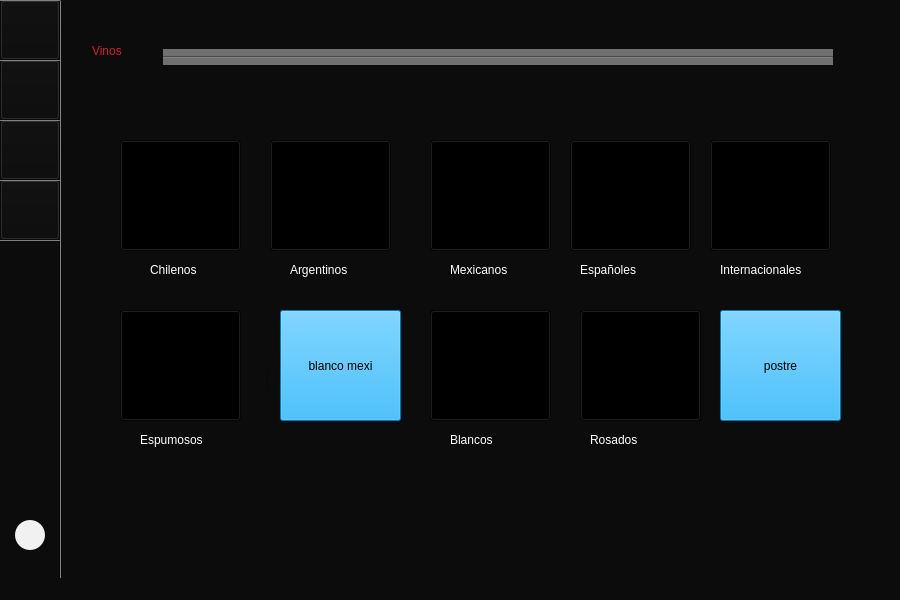
Old version of the form Restaurante/Mesero/principal_mesero.ui in the repository camvaz/restaurante-ihc.
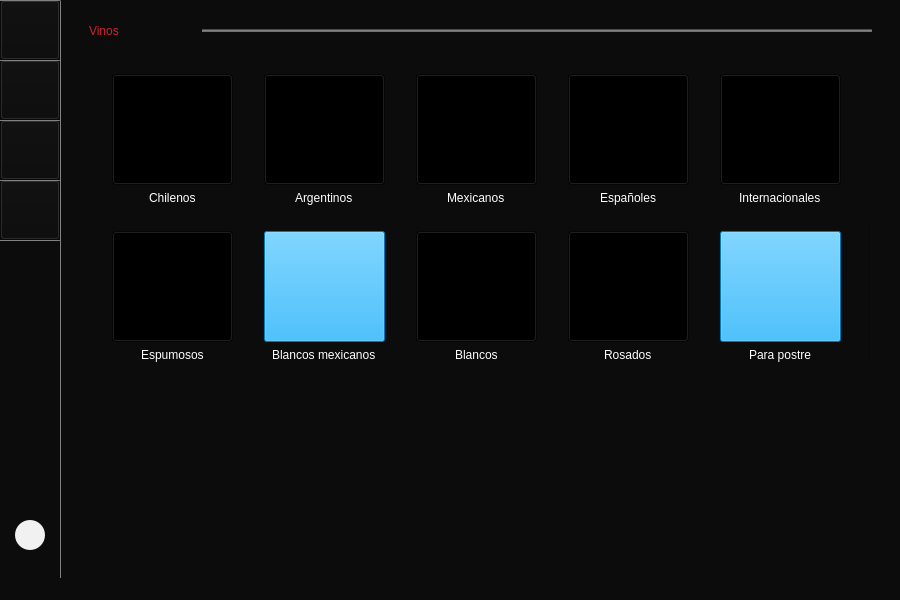
New version of the form. The open tabs and pages were chosen to show the change.

Commit message: Cambios al layout de ventanas nuevas (vinos)

Patch:
```diff
--- a/Restaurante/Mesero/principal_mesero.ui
+++ b/Restaurante/Mesero/principal_mesero.ui
@@ -212,7 +212,7 @@
       <x>80</x>
       <y>0</y>
       <width>801</width>
-      <height>583</height>
+      <height>581</height>
      </rect>
     </property>
     <property name="minimumSize">
@@ -3087,267 +3087,18 @@
      </layout>
     </widget>
     <widget class="QWidget" name="page_13">
+     <layout class="QGridLayout" name="gridLayout_17">
+      <item row="4" column="1">
      <widget class="Line" name="line_27">
-      <property name="geometry">
-       <rect>
-        <x>180</x>
-        <y>372</y>
-        <width>16</width>
-        <height>18</height>
-       </rect>
-      </property>
       <property name="orientation">
        <enum>Qt::Vertical</enum>
       </property>
      </widget>
-     <widget class="QPushButton" name="chilenos">
-      <property name="geometry">
-       <rect>
-        <x>40</x>
-        <y>140</y>
-        <width>121</width>
-        <height>111</height>
-       </rect>
-      </property>
-      <property name="cursor">
-       <cursorShape>OpenHandCursor</cursorShape>
-      </property>
-      <property name="styleSheet">
-       <string notr="true">background-color: transparent;</string>
-      </property>
-      <property name="text">
-       <string> </string>
-      </property>
-      <property name="iconSize">
-       <size>
-        <width>180</width>
-        <height>140</height>
-       </size>
-      </property>
-     </widget>
-     <widget class="QPushButton" name="argentinos">
-      <property name="geometry">
-       <rect>
-        <x>190</x>
-        <y>140</y>
-        <width>121</width>
-        <height>111</height>
-       </rect>
-      </property>
-      <property name="cursor">
-       <cursorShape>OpenHandCursor</cursorShape>
-      </property>
-      <property name="styleSheet">
-       <string notr="true">background-color: transparent;</string>
-      </property>
-      <property name="text">
-       <string> </string>
-      </property>
-      <property name="iconSize">
-       <size>
-        <width>150</width>
-        <height>140</height>
-       </size>
-      </property>
-     </widget>
-     <widget class="QPushButton" name="mexicanos">
-      <property name="geometry">
-       <rect>
-        <x>350</x>
-        <y>140</y>
-        <width>121</width>
-        <height>111</height>
-       </rect>
-      </property>
-      <property name="cursor">
-       <cursorShape>OpenHandCursor</cursorShape>
-      </property>
-      <property name="styleSheet">
-       <string notr="true">background-color: transparent;</string>
-      </property>
-      <property name="text">
-       <string> </string>
-      </property>
-      <property name="iconSize">
-       <size>
-        <width>150</width>
-        <height>140</height>
-       </size>
-      </property>
-     </widget>
-     <widget class="QPushButton" name="blanco_mexi">
-      <property name="geometry">
-       <rect>
-        <x>200</x>
-        <y>310</y>
-        <width>121</width>
-        <height>111</height>
-       </rect>
-      </property>
-      <property name="cursor">
-       <cursorShape>OpenHandCursor</cursorShape>
-      </property>
-      <property name="styleSheet">
-       <string notr="true">background-color: rgb(0, 170, 255);
-</string>
-      </property>
-      <property name="text">
-       <string>blanco mexi</string>
-      </property>
-     </widget>
-     <widget class="QPushButton" name="otro_paises">
-      <property name="geometry">
-       <rect>
-        <x>630</x>
-        <y>140</y>
-        <width>121</width>
-        <height>111</height>
-       </rect>
-      </property>
-      <property name="cursor">
-       <cursorShape>OpenHandCursor</cursorShape>
-      </property>
-      <property name="styleSheet">
-       <string notr="true">background-color: transparent;</string>
-      </property>
-      <property name="text">
-       <string> </string>
-      </property>
-      <property name="iconSize">
-       <size>
-        <width>150</width>
-        <height>140</height>
-       </size>
-      </property>
-     </widget>
-     <widget class="QPushButton" name="postre">
-      <property name="geometry">
-       <rect>
-        <x>640</x>
-        <y>310</y>
-        <width>121</width>
-        <height>111</height>
-       </rect>
-      </property>
-      <property name="cursor">
-       <cursorShape>OpenHandCursor</cursorShape>
-      </property>
-      <property name="styleSheet">
-       <string notr="true">background-color: rgb(0, 170, 255);</string>
-      </property>
-      <property name="text">
-       <string>postre</string>
-      </property>
-     </widget>
-     <widget class="QPushButton" name="espumuso">
-      <property name="geometry">
-       <rect>
-        <x>40</x>
-        <y>310</y>
-        <width>121</width>
-        <height>111</height>
-       </rect>
-      </property>
-      <property name="cursor">
-       <cursorShape>OpenHandCursor</cursorShape>
-      </property>
-      <property name="styleSheet">
-       <string notr="true">background-color: transparent;</string>
-      </property>
-      <property name="text">
-       <string> </string>
-      </property>
-      <property name="iconSize">
-       <size>
-        <width>100</width>
-        <height>100</height>
-       </size>
-      </property>
-     </widget>
-     <widget class="QPushButton" name="rosado">
-      <property name="geometry">
-       <rect>
-        <x>500</x>
-        <y>310</y>
-        <width>121</width>
-        <height>111</height>
-       </rect>
-      </property>
-      <property name="cursor">
-       <cursorShape>OpenHandCursor</cursorShape>
-      </property>
-      <property name="styleSheet">
-       <string notr="true">background-color: transparent;</string>
-      </property>
-      <property name="text">
-       <string> </string>
-      </property>
-      <property name="iconSize">
-       <size>
-        <width>100</width>
-        <height>100</height>
-       </size>
-      </property>
-     </widget>
-     <widget class="QPushButton" name="espanol">
-      <property name="geometry">
-       <rect>
-        <x>490</x>
-        <y>140</y>
-        <width>121</width>
-        <height>111</height>
-       </rect>
-      </property>
-      <property name="cursor">
-       <cursorShape>OpenHandCursor</cursorShape>
-      </property>
-      <property name="styleSheet">
-       <string notr="true">background-color: transparent;</string>
-      </property>
-      <property name="text">
-       <string> </string>
-      </property>
-      <property name="iconSize">
-       <size>
-        <width>150</width>
-        <height>140</height>
-       </size>
-      </property>
-     </widget>
-     <widget class="QPushButton" name="blanco">
-      <property name="geometry">
-       <rect>
-        <x>350</x>
-        <y>310</y>
-        <width>121</width>
-        <height>111</height>
-       </rect>
-      </property>
-      <property name="cursor">
-       <cursorShape>OpenHandCursor</cursorShape>
-      </property>
-      <property name="styleSheet">
-       <string notr="true">background-color: transparent;</string>
-      </property>
-      <property name="text">
-       <string> </string>
-      </property>
-      <property name="iconSize">
-       <size>
-        <width>100</width>
-        <height>100</height>
-       </size>
-      </property>
-     </widget>
+      </item>
+      <item row="1" column="0" colspan="2">
+       <layout class="QHBoxLayout" name="horizontalLayout_26">
+        <item>
      <widget class="QLabel" name="label_540">
-      <property name="geometry">
-       <rect>
-        <x>12</x>
-        <y>34</y>
-        <width>64</width>
-        <height>33</height>
-       </rect>
-      </property>
       <property name="sizePolicy">
        <sizepolicy hsizetype="Preferred" vsizetype="Fixed">
         <horstretch>0</horstretch>
@@ -3363,21 +3114,21 @@
        <string>Vinos</string>
       </property>
      </widget>
+        </item>
+        <item>
      <widget class="Line" name="line_26">
-      <property name="geometry">
-       <rect>
-        <x>83</x>
-        <y>49</y>
-        <width>670</width>
-        <height>16</height>
-       </rect>
-      </property>
       <property name="minimumSize">
        <size>
         <width>670</width>
         <height>0</height>
        </size>
       </property>
+          <property name="maximumSize">
+           <size>
+            <width>16777215</width>
+            <height>3</height>
+           </size>
+          </property>
       <property name="styleSheet">
        <string notr="true">background-color: rgb(112, 112, 112);</string>
       </property>
@@ -3385,14 +3136,114 @@
        <enum>Qt::Horizontal</enum>
       </property>
      </widget>
+        </item>
+       </layout>
+      </item>
+      <item row="5" column="0">
+       <spacer name="verticalSpacer_26">
+        <property name="orientation">
+         <enum>Qt::Vertical</enum>
+        </property>
+        <property name="sizeHint" stdset="0">
+         <size>
+          <width>20</width>
+          <height>40</height>
+         </size>
+        </property>
+       </spacer>
+      </item>
+      <item row="2" column="0">
+       <spacer name="verticalSpacer_9">
+        <property name="orientation">
+         <enum>Qt::Vertical</enum>
+        </property>
+        <property name="sizeType">
+         <enum>QSizePolicy::Minimum</enum>
+        </property>
+        <property name="sizeHint" stdset="0">
+         <size>
+          <width>20</width>
+          <height>30</height>
+         </size>
+        </property>
+       </spacer>
+      </item>
+      <item row="0" column="0">
+       <spacer name="verticalSpacer_27">
+        <property name="orientation">
+         <enum>Qt::Vertical</enum>
+        </property>
+        <property name="sizeType">
+         <enum>QSizePolicy::Fixed</enum>
+        </property>
+        <property name="sizeHint" stdset="0">
+         <size>
+          <width>20</width>
+          <height>15</height>
+         </size>
+        </property>
+       </spacer>
+      </item>
+      <item row="3" column="0" rowspan="2">
+       <layout class="QVBoxLayout" name="verticalLayout_24">
+        <item>
+         <layout class="QHBoxLayout" name="horizontalLayout_52">
+          <item>
+           <spacer name="horizontalSpacer_92">
+            <property name="orientation">
+             <enum>Qt::Horizontal</enum>
+            </property>
+            <property name="sizeType">
+             <enum>QSizePolicy::MinimumExpanding</enum>
+            </property>
+            <property name="sizeHint" stdset="0">
+             <size>
+              <width>20</width>
+              <height>20</height>
+             </size>
+            </property>
+           </spacer>
+          </item>
+          <item>
+           <layout class="QVBoxLayout" name="verticalLayout_19">
+            <item>
+             <widget class="QPushButton" name="chilenos">
+              <property name="minimumSize">
+               <size>
+                <width>121</width>
+                <height>111</height>
+               </size>
+              </property>
+              <property name="maximumSize">
+               <size>
+                <width>121</width>
+                <height>111</height>
+               </size>
+              </property>
+              <property name="cursor">
+               <cursorShape>OpenHandCursor</cursorShape>
+              </property>
+              <property name="styleSheet">
+               <string notr="true">background-color: transparent;</string>
+              </property>
+              <property name="text">
+               <string/>
+              </property>
+              <property name="iconSize">
+               <size>
+                <width>180</width>
+                <height>140</height>
+               </size>
+              </property>
+             </widget>
+            </item>
+            <item alignment="Qt::AlignHCenter">
      <widget class="QLabel" name="label_31">
-      <property name="geometry">
-       <rect>
-        <x>70</x>
-        <y>260</y>
-        <width>70</width>
-        <height>20</height>
-       </rect>
+              <property name="sizePolicy">
+               <sizepolicy hsizetype="Fixed" vsizetype="Fixed">
+                <horstretch>0</horstretch>
+                <verstretch>0</verstretch>
+               </sizepolicy>
       </property>
       <property name="styleSheet">
        <string notr="true">color: rgb(255, 255, 255);
@@ -3402,14 +3253,65 @@
        <string>Chilenos</string>
       </property>
      </widget>
+            </item>
+           </layout>
+          </item>
+          <item>
+           <spacer name="horizontalSpacer_96">
+            <property name="orientation">
+             <enum>Qt::Horizontal</enum>
+            </property>
+            <property name="sizeType">
+             <enum>QSizePolicy::Fixed</enum>
+            </property>
+            <property name="sizeHint" stdset="0">
+             <size>
+              <width>25</width>
+              <height>20</height>
+             </size>
+            </property>
+           </spacer>
+          </item>
+          <item>
+           <layout class="QVBoxLayout" name="verticalLayout_20">
+            <item>
+             <widget class="QPushButton" name="argentinos">
+              <property name="minimumSize">
+               <size>
+                <width>121</width>
+                <height>111</height>
+               </size>
+              </property>
+              <property name="maximumSize">
+               <size>
+                <width>121</width>
+                <height>111</height>
+               </size>
+              </property>
+              <property name="cursor">
+               <cursorShape>OpenHandCursor</cursorShape>
+              </property>
+              <property name="styleSheet">
+               <string notr="true">background-color: transparent;</string>
+              </property>
+              <property name="text">
+               <string/>
+              </property>
+              <property name="iconSize">
+               <size>
+                <width>150</width>
+                <height>140</height>
+               </size>
+              </property>
+             </widget>
+            </item>
+            <item alignment="Qt::AlignHCenter">
      <widget class="QLabel" name="label_42">
-      <property name="geometry">
-       <rect>
-        <x>210</x>
-        <y>260</y>
-        <width>90</width>
-        <height>20</height>
-       </rect>
+              <property name="sizePolicy">
+               <sizepolicy hsizetype="Fixed" vsizetype="Fixed">
+                <horstretch>0</horstretch>
+                <verstretch>0</verstretch>
+               </sizepolicy>
       </property>
       <property name="styleSheet">
        <string notr="true">color: rgb(255, 255, 255);
@@ -3419,14 +3321,65 @@
        <string>Argentinos</string>
       </property>
      </widget>
+            </item>
+           </layout>
+          </item>
+          <item>
+           <spacer name="horizontalSpacer_97">
+            <property name="orientation">
+             <enum>Qt::Horizontal</enum>
+            </property>
+            <property name="sizeType">
+             <enum>QSizePolicy::Fixed</enum>
+            </property>
+            <property name="sizeHint" stdset="0">
+             <size>
+              <width>25</width>
+              <height>20</height>
+             </size>
+            </property>
+           </spacer>
+          </item>
+          <item>
+           <layout class="QVBoxLayout" name="verticalLayout_21">
+            <item>
+             <widget class="QPushButton" name="mexicanos">
+              <property name="minimumSize">
+               <size>
+                <width>121</width>
+                <height>111</height>
+               </size>
+              </property>
+              <property name="maximumSize">
+               <size>
+                <width>121</width>
+                <height>111</height>
+               </size>
+              </property>
+              <property name="cursor">
+               <cursorShape>OpenHandCursor</cursorShape>
+              </property>
+              <property name="styleSheet">
+               <string notr="true">background-color: transparent;</string>
+              </property>
+              <property name="text">
+               <string/>
+              </property>
+              <property name="iconSize">
+               <size>
+                <width>150</width>
+                <height>140</height>
+               </size>
+              </property>
+             </widget>
+            </item>
+            <item alignment="Qt::AlignHCenter">
      <widget class="QLabel" name="label_43">
-      <property name="geometry">
-       <rect>
-        <x>370</x>
-        <y>260</y>
-        <width>90</width>
-        <height>20</height>
-       </rect>
+              <property name="sizePolicy">
+               <sizepolicy hsizetype="Fixed" vsizetype="Fixed">
+                <horstretch>0</horstretch>
+                <verstretch>0</verstretch>
+               </sizepolicy>
       </property>
       <property name="styleSheet">
        <string notr="true">color: rgb(255, 255, 255);
@@ -3436,14 +3389,133 @@
        <string>Mexicanos</string>
       </property>
      </widget>
+            </item>
+           </layout>
+          </item>
+          <item>
+           <spacer name="horizontalSpacer_98">
+            <property name="orientation">
+             <enum>Qt::Horizontal</enum>
+            </property>
+            <property name="sizeType">
+             <enum>QSizePolicy::Fixed</enum>
+            </property>
+            <property name="sizeHint" stdset="0">
+             <size>
+              <width>25</width>
+              <height>20</height>
+             </size>
+            </property>
+           </spacer>
+          </item>
+          <item>
+           <layout class="QVBoxLayout" name="verticalLayout_22">
+            <item>
+             <widget class="QPushButton" name="espanol">
+              <property name="minimumSize">
+               <size>
+                <width>121</width>
+                <height>111</height>
+               </size>
+              </property>
+              <property name="maximumSize">
+               <size>
+                <width>121</width>
+                <height>111</height>
+               </size>
+              </property>
+              <property name="cursor">
+               <cursorShape>OpenHandCursor</cursorShape>
+              </property>
+              <property name="styleSheet">
+               <string notr="true">background-color: transparent;</string>
+              </property>
+              <property name="text">
+               <string/>
+              </property>
+              <property name="iconSize">
+               <size>
+                <width>150</width>
+                <height>140</height>
+               </size>
+              </property>
+             </widget>
+            </item>
+            <item alignment="Qt::AlignHCenter">
+             <widget class="QLabel" name="label_46">
+              <property name="sizePolicy">
+               <sizepolicy hsizetype="Fixed" vsizetype="Fixed">
+                <horstretch>0</horstretch>
+                <verstretch>0</verstretch>
+               </sizepolicy>
+              </property>
+              <property name="styleSheet">
+               <string notr="true">color: rgb(255, 255, 255);
+font: 10pt &quot;MS Shell Dlg 2&quot;;</string>
+              </property>
+              <property name="text">
+               <string>Españoles</string>
+              </property>
+             </widget>
+            </item>
+           </layout>
+          </item>
+          <item>
+           <spacer name="horizontalSpacer_99">
+            <property name="orientation">
+             <enum>Qt::Horizontal</enum>
+            </property>
+            <property name="sizeType">
+             <enum>QSizePolicy::Fixed</enum>
+            </property>
+            <property name="sizeHint" stdset="0">
+             <size>
+              <width>25</width>
+              <height>20</height>
+             </size>
+            </property>
+           </spacer>
+          </item>
+          <item>
+           <layout class="QVBoxLayout" name="verticalLayout_23">
+            <item>
+             <widget class="QPushButton" name="otro_paises">
+              <property name="minimumSize">
+               <size>
+                <width>121</width>
+                <height>111</height>
+               </size>
+              </property>
+              <property name="maximumSize">
+               <size>
+                <width>121</width>
+                <height>111</height>
+               </size>
+              </property>
+              <property name="cursor">
+               <cursorShape>OpenHandCursor</cursorShape>
+              </property>
+              <property name="styleSheet">
+               <string notr="true">background-color: transparent;</string>
+              </property>
+              <property name="text">
+               <string/>
+              </property>
+              <property name="iconSize">
+               <size>
+                <width>150</width>
+                <height>140</height>
+               </size>
+              </property>
+             </widget>
+            </item>
+            <item alignment="Qt::AlignHCenter">
      <widget class="QLabel" name="label_44">
-      <property name="geometry">
-       <rect>
-        <x>640</x>
-        <y>260</y>
-        <width>120</width>
-        <height>20</height>
-       </rect>
+              <property name="sizePolicy">
+               <sizepolicy hsizetype="Preferred" vsizetype="Fixed">
+                <horstretch>0</horstretch>
+                <verstretch>0</verstretch>
+               </sizepolicy>
       </property>
       <property name="styleSheet">
        <string notr="true">color: rgb(255, 255, 255);
@@ -3453,14 +3525,101 @@
        <string>Internacionales</string>
       </property>
      </widget>
+            </item>
+           </layout>
+          </item>
+          <item>
+           <spacer name="horizontalSpacer_93">
+            <property name="orientation">
+             <enum>Qt::Horizontal</enum>
+            </property>
+            <property name="sizeType">
+             <enum>QSizePolicy::MinimumExpanding</enum>
+            </property>
+            <property name="sizeHint" stdset="0">
+             <size>
+              <width>20</width>
+              <height>20</height>
+             </size>
+            </property>
+           </spacer>
+          </item>
+         </layout>
+        </item>
+        <item>
+         <spacer name="verticalSpacer_25">
+          <property name="orientation">
+           <enum>Qt::Vertical</enum>
+          </property>
+          <property name="sizeType">
+           <enum>QSizePolicy::Fixed</enum>
+          </property>
+          <property name="sizeHint" stdset="0">
+           <size>
+            <width>20</width>
+            <height>20</height>
+           </size>
+          </property>
+         </spacer>
+        </item>
+        <item>
+         <layout class="QHBoxLayout" name="horizontalLayout_53">
+          <item>
+           <spacer name="horizontalSpacer_94">
+            <property name="orientation">
+             <enum>Qt::Horizontal</enum>
+            </property>
+            <property name="sizeType">
+             <enum>QSizePolicy::MinimumExpanding</enum>
+            </property>
+            <property name="sizeHint" stdset="0">
+             <size>
+              <width>20</width>
+              <height>20</height>
+             </size>
+            </property>
+           </spacer>
+          </item>
+          <item>
+           <layout class="QVBoxLayout" name="verticalLayout_18">
+            <item>
+             <widget class="QPushButton" name="espumuso">
+              <property name="minimumSize">
+               <size>
+                <width>121</width>
+                <height>111</height>
+               </size>
+              </property>
+              <property name="maximumSize">
+               <size>
+                <width>121</width>
+                <height>111</height>
+               </size>
+              </property>
+              <property name="cursor">
+               <cursorShape>OpenHandCursor</cursorShape>
+              </property>
+              <property name="styleSheet">
+               <string notr="true">background-color: transparent;</string>
+              </property>
+              <property name="text">
+               <string/>
+              </property>
+              <property name="iconSize">
+               <size>
+                <width>100</width>
+                <height>100</height>
+               </size>
+              </property>
+             </widget>
+            </item>
+            <item alignment="Qt::AlignHCenter">
      <widget class="QLabel" name="label_45">
-      <property name="geometry">
-       <rect>
-        <x>60</x>
-        <y>430</y>
-        <width>90</width>
-        <height>20</height>
-       </rect>
+              <property name="sizePolicy">
+               <sizepolicy hsizetype="Fixed" vsizetype="Fixed">
+                <horstretch>0</horstretch>
+                <verstretch>0</verstretch>
+               </sizepolicy>
       </property>
       <property name="styleSheet">
        <string notr="true">color: rgb(255, 255, 255);
@@ -3470,31 +3629,134 @@
        <string>Espumosos</string>
       </property>
      </widget>
-     <widget class="QLabel" name="label_46">
-      <property name="geometry">
-       <rect>
-        <x>500</x>
-        <y>260</y>
-        <width>90</width>
+            </item>
+           </layout>
+          </item>
+          <item>
+           <spacer name="horizontalSpacer_100">
+            <property name="orientation">
+             <enum>Qt::Horizontal</enum>
+            </property>
+            <property name="sizeType">
+             <enum>QSizePolicy::Fixed</enum>
+            </property>
+            <property name="sizeHint" stdset="0">
+             <size>
+              <width>25</width>
         <height>20</height>
-       </rect>
+             </size>
+            </property>
+           </spacer>
+          </item>
+          <item>
+           <layout class="QVBoxLayout" name="verticalLayout_17">
+            <item>
+             <widget class="QPushButton" name="blanco_mexi">
+              <property name="minimumSize">
+               <size>
+                <width>121</width>
+                <height>111</height>
+               </size>
+              </property>
+              <property name="maximumSize">
+               <size>
+                <width>121</width>
+                <height>111</height>
+               </size>
+              </property>
+              <property name="cursor">
+               <cursorShape>OpenHandCursor</cursorShape>
+              </property>
+              <property name="styleSheet">
+               <string notr="true">background-color: rgb(0, 170, 255);
+</string>
+              </property>
+              <property name="text">
+               <string/>
+              </property>
+             </widget>
+            </item>
+            <item alignment="Qt::AlignHCenter">
+             <widget class="QLabel" name="label_50">
+              <property name="sizePolicy">
+               <sizepolicy hsizetype="Preferred" vsizetype="Fixed">
+                <horstretch>0</horstretch>
+                <verstretch>0</verstretch>
+               </sizepolicy>
+              </property>
+              <property name="maximumSize">
+               <size>
+                <width>107</width>
+                <height>16777215</height>
+               </size>
       </property>
       <property name="styleSheet">
        <string notr="true">color: rgb(255, 255, 255);
 font: 10pt &quot;MS Shell Dlg 2&quot;;</string>
       </property>
       <property name="text">
-       <string>Españoles</string>
-      </property>
-     </widget>
+               <string>Blancos mexicanos</string>
+              </property>
+             </widget>
+            </item>
+           </layout>
+          </item>
+          <item>
+           <spacer name="horizontalSpacer_101">
+            <property name="orientation">
+             <enum>Qt::Horizontal</enum>
+            </property>
+            <property name="sizeType">
+             <enum>QSizePolicy::Fixed</enum>
+            </property>
+            <property name="sizeHint" stdset="0">
+             <size>
+              <width>25</width>
+              <height>20</height>
+             </size>
+            </property>
+           </spacer>
+          </item>
+          <item>
+           <layout class="QVBoxLayout" name="verticalLayout_16">
+            <item>
+             <widget class="QPushButton" name="blanco">
+              <property name="minimumSize">
+               <size>
+                <width>121</width>
+                <height>111</height>
+               </size>
+              </property>
+              <property name="maximumSize">
+               <size>
+                <width>121</width>
+                <height>111</height>
+               </size>
+              </property>
+              <property name="cursor">
+               <cursorShape>OpenHandCursor</cursorShape>
+              </property>
+              <property name="styleSheet">
+               <string notr="true">background-color: transparent;</string>
+              </property>
+              <property name="text">
+               <string/>
+              </property>
+              <property name="iconSize">
+               <size>
+                <width>100</width>
+                <height>100</height>
+               </size>
+              </property>
+             </widget>
+            </item>
+            <item alignment="Qt::AlignHCenter">
      <widget class="QLabel" name="label_47">
-      <property name="geometry">
-       <rect>
-        <x>370</x>
-        <y>430</y>
-        <width>90</width>
-        <height>20</height>
-       </rect>
+              <property name="sizePolicy">
+               <sizepolicy hsizetype="Fixed" vsizetype="Fixed">
+                <horstretch>0</horstretch>
+                <verstretch>0</verstretch>
+               </sizepolicy>
       </property>
       <property name="styleSheet">
        <string notr="true">color: rgb(255, 255, 255);
@@ -3504,14 +3766,65 @@
        <string>Blancos</string>
       </property>
      </widget>
+            </item>
+           </layout>
+          </item>
+          <item>
+           <spacer name="horizontalSpacer_102">
+            <property name="orientation">
+             <enum>Qt::Horizontal</enum>
+            </property>
+            <property name="sizeType">
+             <enum>QSizePolicy::Fixed</enum>
+            </property>
+            <property name="sizeHint" stdset="0">
+             <size>
+              <width>25</width>
+              <height>20</height>
+             </size>
+            </property>
+           </spacer>
+          </item>
+          <item>
+           <layout class="QVBoxLayout" name="verticalLayout_15">
+            <item>
+             <widget class="QPushButton" name="rosado">
+              <property name="minimumSize">
+               <size>
+                <width>121</width>
+                <height>111</height>
+               </size>
+              </property>
+              <property name="maximumSize">
+               <size>
+                <width>121</width>
+                <height>111</height>
+               </size>
+              </property>
+              <property name="cursor">
+               <cursorShape>OpenHandCursor</cursorShape>
+              </property>
+              <property name="styleSheet">
+               <string notr="true">background-color: transparent;</string>
+              </property>
+              <property name="text">
+               <string/>
+              </property>
+              <property name="iconSize">
+               <size>
+                <width>100</width>
+                <height>100</height>
+               </size>
+              </property>
+             </widget>
+            </item>
+            <item alignment="Qt::AlignHCenter">
      <widget class="QLabel" name="label_48">
-      <property name="geometry">
-       <rect>
-        <x>510</x>
-        <y>430</y>
-        <width>90</width>
-        <height>20</height>
-       </rect>
+              <property name="sizePolicy">
+               <sizepolicy hsizetype="Fixed" vsizetype="Fixed">
+                <horstretch>0</horstretch>
+                <verstretch>0</verstretch>
+               </sizepolicy>
       </property>
       <property name="styleSheet">
        <string notr="true">color: rgb(255, 255, 255);
@@ -3521,6 +3834,92 @@
        <string>Rosados</string>
       </property>
      </widget>
+            </item>
+           </layout>
+          </item>
+          <item>
+           <spacer name="horizontalSpacer_103">
+            <property name="orientation">
+             <enum>Qt::Horizontal</enum>
+            </property>
+            <property name="sizeType">
+             <enum>QSizePolicy::Fixed</enum>
+            </property>
+            <property name="sizeHint" stdset="0">
+             <size>
+              <width>25</width>
+              <height>20</height>
+             </size>
+            </property>
+           </spacer>
+          </item>
+          <item>
+           <layout class="QVBoxLayout" name="verticalLayout_14">
+            <item>
+             <widget class="QPushButton" name="postre">
+              <property name="minimumSize">
+               <size>
+                <width>121</width>
+                <height>111</height>
+               </size>
+              </property>
+              <property name="maximumSize">
+               <size>
+                <width>121</width>
+                <height>111</height>
+               </size>
+              </property>
+              <property name="cursor">
+               <cursorShape>OpenHandCursor</cursorShape>
+              </property>
+              <property name="styleSheet">
+               <string notr="true">background-color: rgb(0, 170, 255);</string>
+              </property>
+              <property name="text">
+               <string/>
+              </property>
+             </widget>
+            </item>
+            <item alignment="Qt::AlignHCenter">
+             <widget class="QLabel" name="label_49">
+              <property name="sizePolicy">
+               <sizepolicy hsizetype="Fixed" vsizetype="Fixed">
+                <horstretch>0</horstretch>
+                <verstretch>0</verstretch>
+               </sizepolicy>
+              </property>
+              <property name="styleSheet">
+               <string notr="true">color: rgb(255, 255, 255);
+font: 10pt &quot;MS Shell Dlg 2&quot;;</string>
+              </property>
+              <property name="text">
+               <string>Para postre</string>
+              </property>
+             </widget>
+            </item>
+           </layout>
+          </item>
+          <item>
+           <spacer name="horizontalSpacer_95">
+            <property name="orientation">
+             <enum>Qt::Horizontal</enum>
+            </property>
+            <property name="sizeType">
+             <enum>QSizePolicy::MinimumExpanding</enum>
+            </property>
+            <property name="sizeHint" stdset="0">
+             <size>
+              <width>20</width>
+              <height>20</height>
+             </size>
+            </property>
+           </spacer>
+          </item>
+         </layout>
+        </item>
+       </layout>
+      </item>
+     </layout>
     </widget>
     <widget class="QWidget" name="page_14">
      <widget class="QWidget" name="layoutWidget">
```
Left out of the diff: 248 changed lines with no effect on the pictures. Lines whose indentation alone changed are shown as unchanged.
